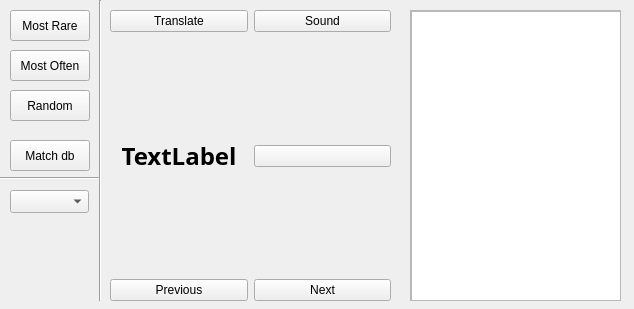
Qt form src/ui/subtitlesview.ui (row248/learningFromSub) before a commit.
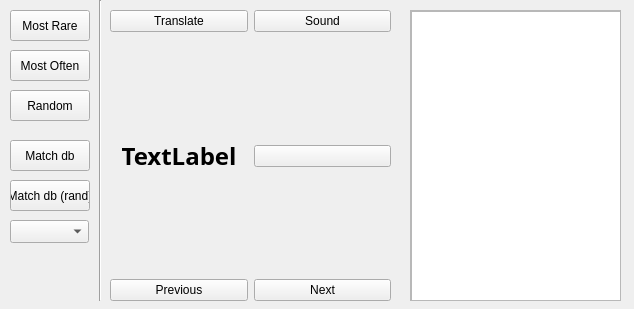
The same form after that commit.

Commit message: Added new button, fixed bug with matched words

The edit to the form file:
```diff
--- a/src/ui/subtitlesview.ui
+++ b/src/ui/subtitlesview.ui
@@ -223,7 +223,7 @@
    <property name="geometry">
     <rect>
      <x>10</x>
-     <y>220</y>
+     <y>250</y>
      <width>71</width>
      <height>41</height>
     </rect>
@@ -264,19 +264,6 @@
     <string>Random</string>
    </property>
   </widget>
-  <widget class="Line" name="line_2">
-   <property name="geometry">
-    <rect>
-     <x>0</x>
-     <y>170</y>
-     <width>100</width>
-     <height>16</height>
-    </rect>
-   </property>
-   <property name="orientation">
-    <enum>Qt::Horizontal</enum>
-   </property>
-  </widget>
   <widget class="QPushButton" name="btn_matchDb">
    <property name="geometry">
     <rect>
@@ -293,11 +280,24 @@
     <string>Match db</string>
    </property>
   </widget>
+  <widget class="QPushButton" name="btn_mathDbRandom">
+   <property name="geometry">
+    <rect>
+     <x>10</x>
+     <y>180</y>
+     <width>80</width>
+     <height>31</height>
+    </rect>
+   </property>
+   <property name="text">
+    <string>Match db (rand)</string>
+   </property>
+  </widget>
   <widget class="QComboBox" name="comboBox">
    <property name="geometry">
     <rect>
      <x>10</x>
-     <y>190</y>
+     <y>220</y>
      <width>79</width>
      <height>23</height>
     </rect>
```
The commit also changes 5 other files.
